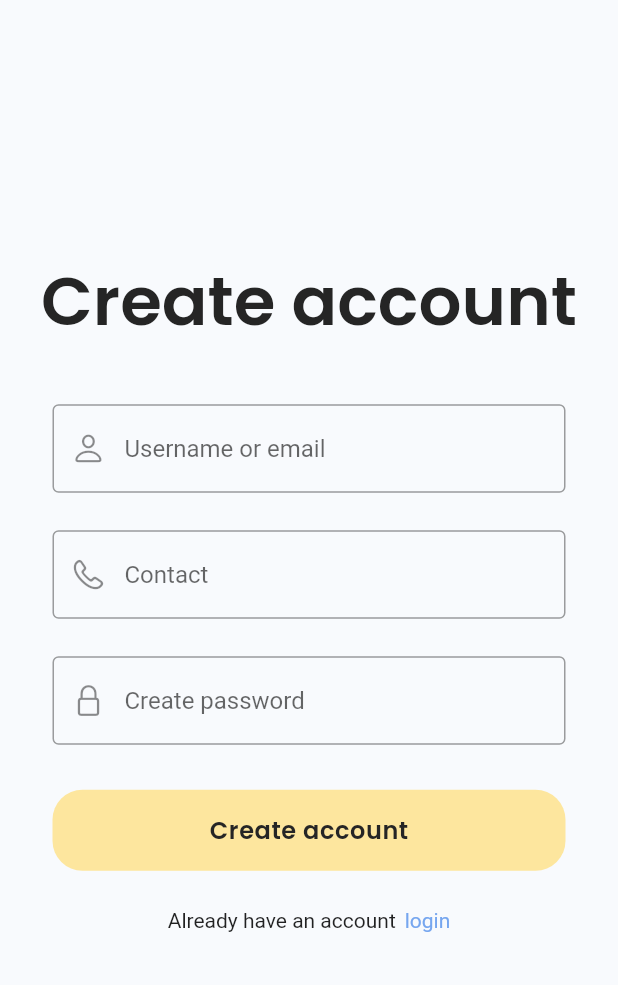
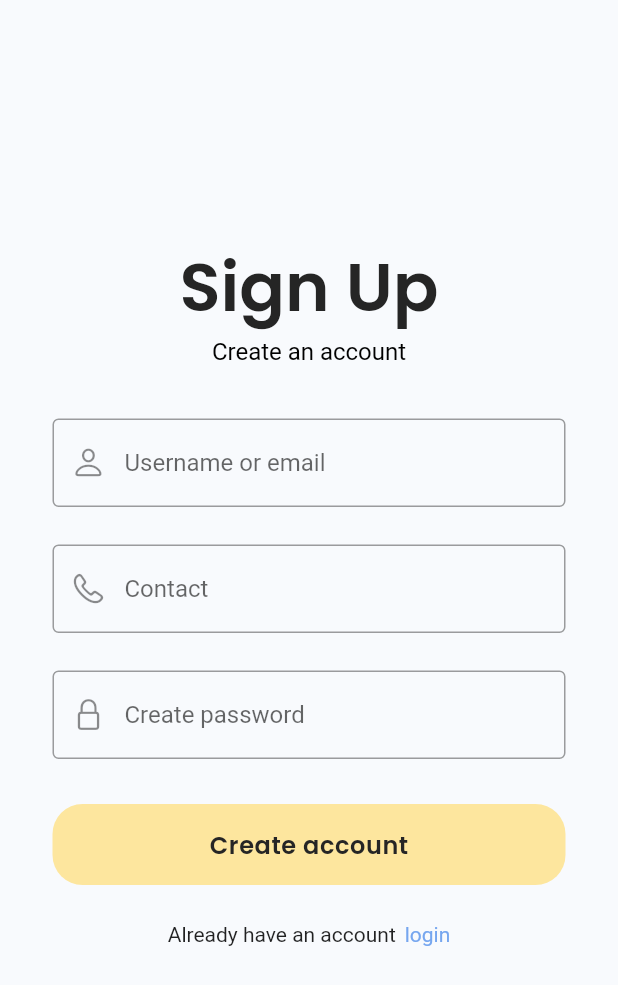
Before and after one commit to Haroldd-joness/ar_edu, a Flutter app: the Register screen opened by its route, on a phone screen of 412 x 824 dp. Shown: the top 985 px of the screen. Run offline on Flutter 3.47's test engine with Material 2 defaults, Android fonts, the light colour scheme and no system bars; our stand-ins replace connectivity_plus, firebase_core, google_fonts, modal_bottom_sheet; accounts and stored records are empty.

Commit message:
Update commit

```diff
--- a/lib/screens/sign_up.dart
+++ b/lib/screens/sign_up.dart
@@ -30,7 +30,13 @@ class _RegisterState extends State<Register> {
         child: Column(
           mainAxisAlignment: MainAxisAlignment.center,
           children: [
-            Text('Create account', style: kLoginText,),
+            Text('Sign Up', style: kLoginText,),
+            const Text(
+              "Create an account",
+              style: TextStyle(
+                color: kPrimaryTextColor,
+                fontSize: 16,
+              ),),
             Container(
               margin: const EdgeInsets.all(35),
               child: Form(
```
